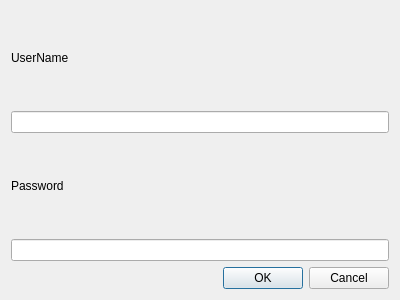
Above: Project_AA/dialog_login.ui from AmirHasanTaban/IUT-Messanger before the change. Below: the same form after it.
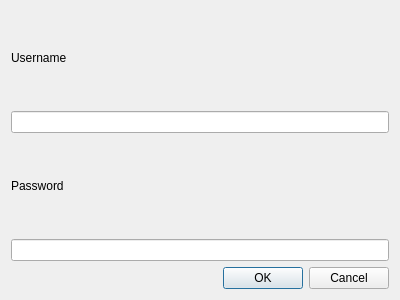
That is the form after the change.

Diff of the .ui file:
```diff
--- a/Project_AA/dialog_login.ui
+++ b/Project_AA/dialog_login.ui
@@ -16,8 +16,11 @@
   <layout class="QVBoxLayout" name="verticalLayout">
    <item>
     <widget class="QLabel" name="label">
+     <property name="styleSheet">
+      <string notr="true">font: 700 12pt &quot;Segoe UI&quot;;</string>
+     </property>
      <property name="text">
-      <string>UserName</string>
+      <string>Username</string>
      </property>
     </widget>
    </item>
```
Left out of the diff: 12 changed lines with no effect on the pictures.
